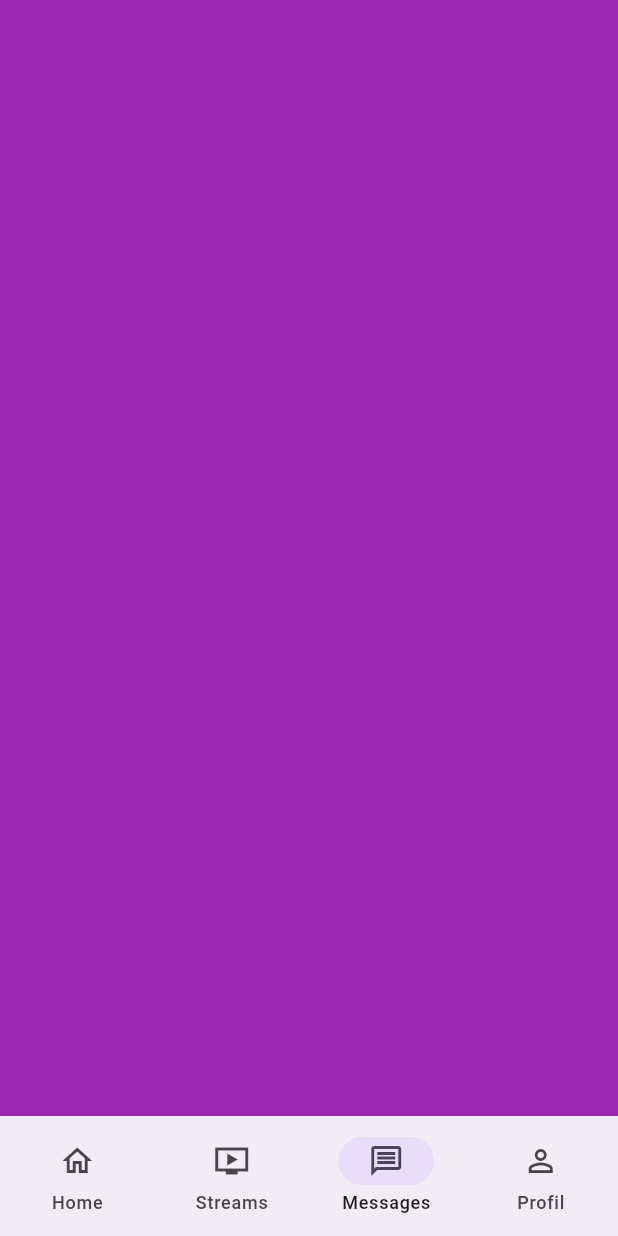
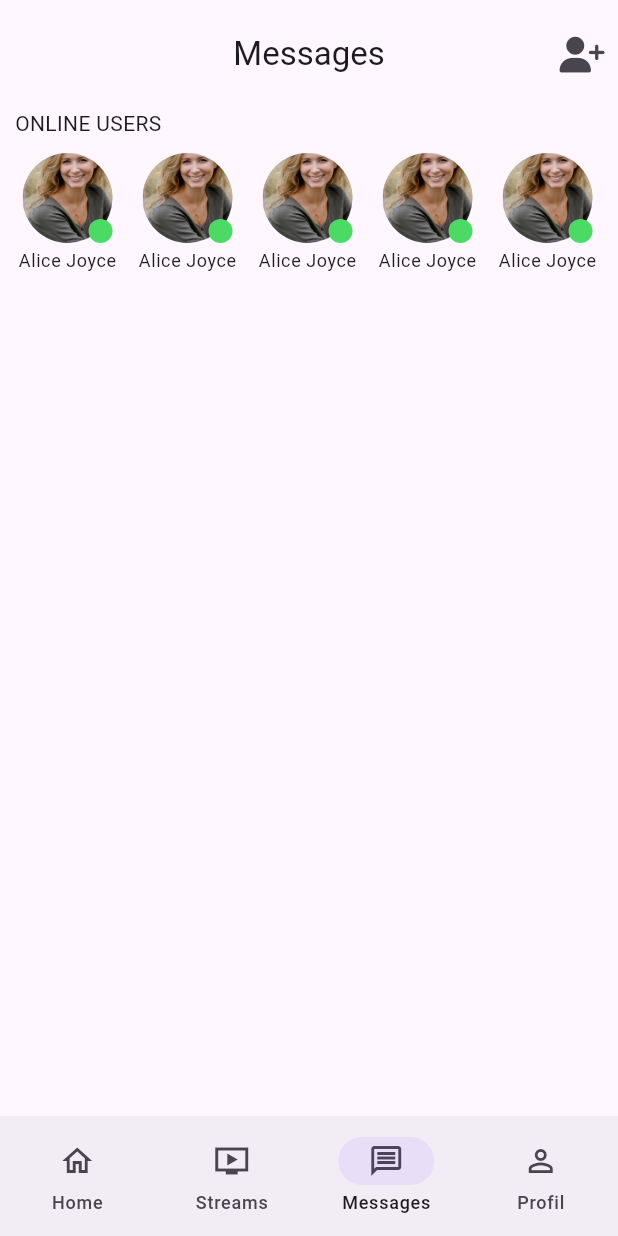
Before and after one commit to Jeremi-Koloma/my_social_media, a Flutter app: the screen it shows after launch, item 3 of the bottom bar chosen, on a phone screen of 412 x 824 dp. Run offline on Flutter 3.47's test engine with Material 2 defaults, Android fonts, the phone set to English and light mode, and no system bars; our stand-ins replace font_awesome_flutter, get.

Commit message:
Chats page started and online users OKAY

```diff
--- /dev/null
+++ b/lib/chats/chats_page.dart
@@ -0,0 +1,59 @@
+import 'package:flutter/material.dart';
+import 'package:font_awesome_flutter/font_awesome_flutter.dart';
+import 'package:my_social_media/chats/online_users.dart';
+
+class ChatsPage extends StatelessWidget {
+  const ChatsPage({super.key});
+
+  @override
+  Widget build(BuildContext context) {
+    // Le thème de couleur de notre application
+    final textTheme = Theme.of(context).textTheme;
+    return Scaffold(
+      appBar: AppBar(
+        elevation: 0,
+        toolbarHeight: 72.0,
+        title: const Text('Messages'),
+        centerTitle: true,
+        actions: [
+          IconButton(
+            onPressed: () {},
+            icon: const FaIcon(FontAwesomeIcons.userPlus),
+          )
+        ],
+      ),
+      body: SafeArea(
+        child: SingleChildScrollView(
+          child: Padding(
+            padding: const EdgeInsets.only(left: 10.0, right: 10.0),
+            child: Column(
+              crossAxisAlignment: CrossAxisAlignment.start,
+              children: [
+                Text(
+                  "ONLINE USERS",
+                  style: textTheme.bodyMedium,
+                ),
+                const SizedBox(
+                  height: 10.0,
+                ),
+                const SingleChildScrollView(
+                  scrollDirection: Axis.horizontal,
+                  child: Row(
+                    children: [
+                      OnlineUsers(),
+                      OnlineUsers(),
+                      OnlineUsers(),
+                      OnlineUsers(),
+                      OnlineUsers(),
+                      OnlineUsers(),
+                    ],
+                  ),
+                )
+              ],
+            ),
+          ),
+        ),
+      ),
+    );
+  }
+}
--- /dev/null
+++ b/lib/chats/online_users.dart
@@ -0,0 +1,37 @@
+import 'package:flutter/material.dart';
+
+class OnlineUsers extends StatelessWidget {
+  const OnlineUsers({super.key});
+
+  @override
+  Widget build(BuildContext context) {
+    // Le thème de couleur de notre application
+    final textTheme = Theme.of(context).textTheme;
+    return Container(
+      margin: const EdgeInsets.only(right: 10),
+      width: 70.0,
+      child: Column(
+        crossAxisAlignment: CrossAxisAlignment.center,
+        children: [
+          const CircleAvatar(
+            radius: 30,
+            backgroundImage: AssetImage("assets/images/smile_bg.jpg"),
+            child: Align(
+              alignment: Alignment.bottomRight,
+              child:
+                  CircleAvatar(radius: 8, backgroundColor: Color(0xff4BDA64)),
+            ),
+          ),
+          const SizedBox(
+            height: 4.0,
+          ),
+          Text(
+            "Alice Joyce",
+            overflow: TextOverflow.ellipsis,
+            style: textTheme.bodySmall,
+          ),
+        ],
+      ),
+    );
+  }
+}
--- a/lib/home/home_page.dart
+++ b/lib/home/home_page.dart
@@ -12,6 +12,7 @@ class HomePage extends StatelessWidget {
     return Scaffold(
       appBar: AppBar(
         elevation: 0,
+        toolbarHeight: 72,
         title: Container(
           width: double.infinity,
           decoration: const BoxDecoration(
--- a/lib/home/post_card.dart
+++ b/lib/home/post_card.dart
@@ -9,7 +9,6 @@ class PostCard extends StatelessWidget {
     // Le thème de couleur de notre application
     final textTheme = Theme.of(context).textTheme;
     return Card(
-      elevation: 10,
       child: SizedBox(
         width: double.infinity,
         child: Column(
--- a/lib/navigation_menu_bar/navigationbar_controller.dart
+++ b/lib/navigation_menu_bar/navigationbar_controller.dart
@@ -1,5 +1,6 @@
 import 'package:flutter/material.dart';
 import 'package:get/get.dart';
+import 'package:my_social_media/chats/chats_page.dart';
 import 'package:my_social_media/home/home_page.dart';
 
 class NavigationbarController extends GetxController {
@@ -10,7 +11,7 @@ class NavigationbarController extends GetxController {
   final screens = [
     const HomePage(),
     Container(color: Colors.green),
-    Container(color: Colors.purple),
+    const ChatsPage(),
     Container(color: Colors.grey),
   ];
 }
```
